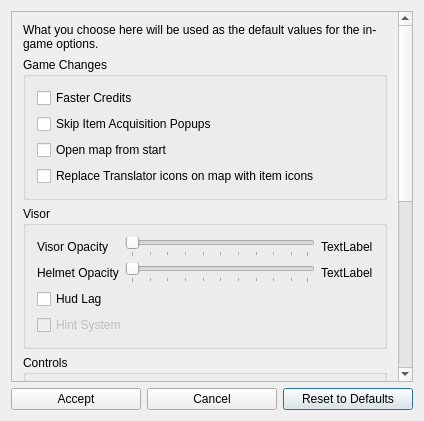
Qt form randovania/gui/ui_files/echoes_user_preferences_dialog.ui (randovania/randovania) before a commit.
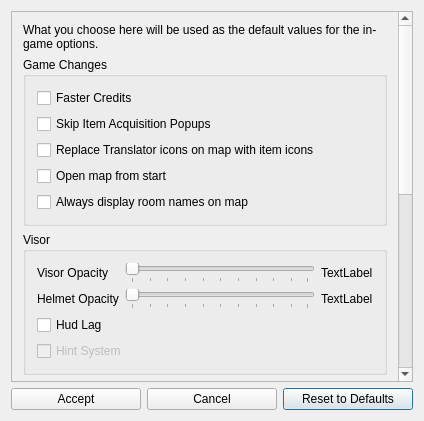
The same form after that commit.

Commit message: Display room names in map for unvisited areas

The edit to the form file:
```diff
--- a/randovania/gui/ui_files/echoes_user_preferences_dialog.ui
+++ b/randovania/gui/ui_files/echoes_user_preferences_dialog.ui
@@ -46,7 +46,7 @@
         <x>0</x>
         <y>0</y>
         <width>390</width>
-        <height>695</height>
+        <height>716</height>
        </rect>
       </property>
       <layout class="QVBoxLayout" name="verticalLayout">
@@ -80,13 +80,6 @@
             </property>
            </widget>
           </item>
-          <item>
-           <widget class="QCheckBox" name="open_map_check">
-            <property name="text">
-             <string>Open map from start</string>
-            </property>
-           </widget>
-          </item>
           <item>
            <widget class="QCheckBox" name="pickup_markers_check">
             <property name="text">
@@ -94,6 +87,20 @@
             </property>
            </widget>
           </item>
+          <item>
+           <widget class="QCheckBox" name="open_map_check">
+            <property name="text">
+             <string>Open map from start</string>
+            </property>
+           </widget>
+          </item>
+          <item>
+           <widget class="QCheckBox" name="unvisited_room_names_check">
+            <property name="text">
+             <string>Always display room names on map</string>
+            </property>
+           </widget>
+          </item>
          </layout>
         </widget>
        </item>
```
The commit also changes 14 other files.
